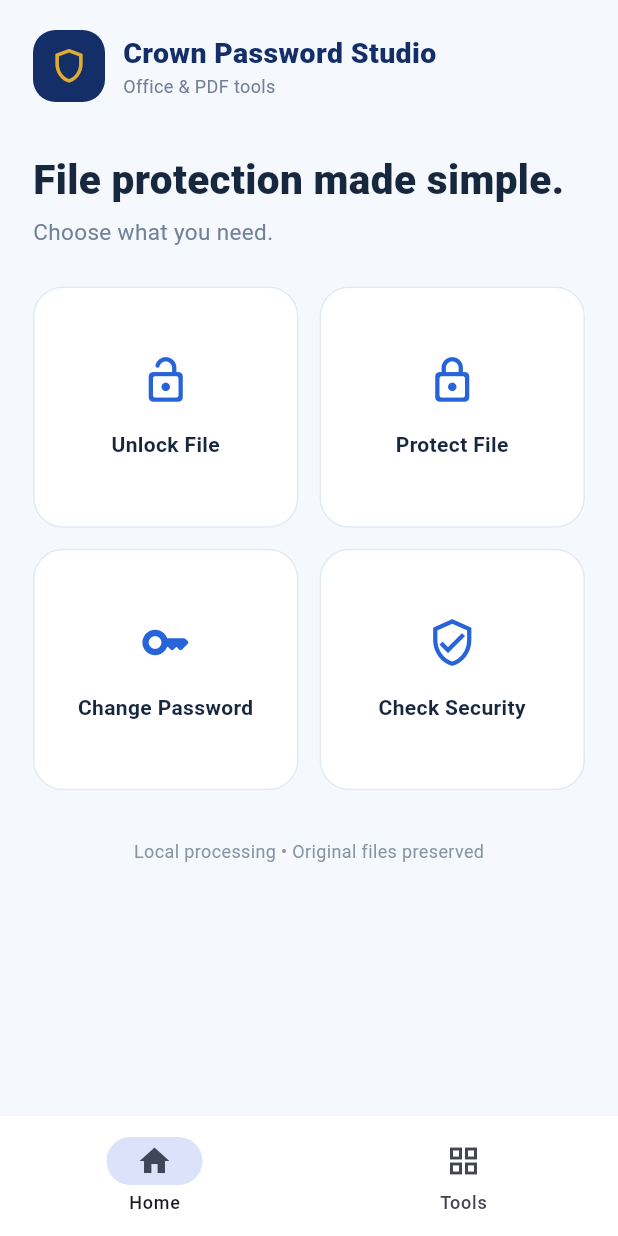
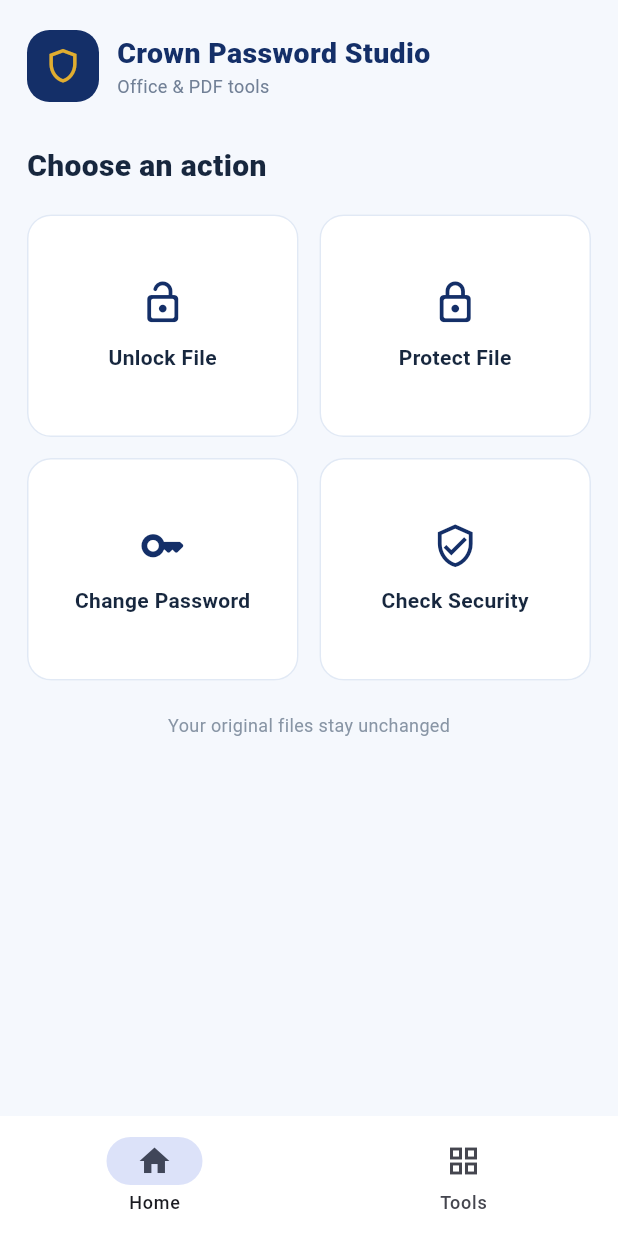
Before and after one commit to benjaminangella/CrownFiles-Password-Remover, a Flutter app: the screen it shows after launch, on a phone screen of 412 x 824 dp. Run offline on Flutter 3.47's test engine with Material 3 defaults, Android fonts, the phone set to English and light mode, and no system bars; missing offline and left inert: pdf_manipulator.

Commit message:
Refine Crown Password Studio layout: compact cards, file tabs, embedded web mode

```diff
--- a/lib/main.dart
+++ b/lib/main.dart
@@ -1,4 +1,5 @@
 import 'package:file_picker/file_picker.dart';
+import 'package:flutter/foundation.dart' show kIsWeb;
 import 'office_security.dart';
 import 'package:flutter/material.dart';
 import 'package:pdf_manipulator/pdf_manipulator.dart';
@@ -67,6 +68,7 @@ class _HomeScreenState extends State<HomeScreen> {
   @override
   Widget build(BuildContext context) {
     final large = MediaQuery.sizeOf(context).width > 800;
+    final embedded = kIsWeb && Uri.base.path.contains('/engine/');
     return Scaffold(
       bottomNavigationBar: large
           ? null
@@ -82,11 +84,11 @@ class _HomeScreenState extends State<HomeScreen> {
       body: SafeArea(
         child: Center(
           child: ConstrainedBox(
-            constraints: const BoxConstraints(maxWidth: 950),
+            constraints: const BoxConstraints(maxWidth: 830),
             child: ListView(
-              padding: EdgeInsets.symmetric(horizontal: large ? 44 : 22, vertical: 20),
+              padding: EdgeInsets.symmetric(horizontal: large ? 28 : 18, vertical: embedded ? 12 : 20),
               children: [
-                Row(children: [
+                if (!embedded) Row(children: [
                   Container(
                     width: 48, height: 48,
                     decoration: BoxDecoration(color: navy, borderRadius: BorderRadius.circular(15)),
@@ -100,17 +102,23 @@ class _HomeScreenState extends State<HomeScreen> {
                     ]),
                   ),
                 ]),
-                const SizedBox(height: 36),
-                if (tab == 0 || large) ...[
-                  const Text('File protection made simple.', style: TextStyle(color: ink, fontSize: 27, height: 1.16, fontWeight: FontWeight.w800)),
-                  const SizedBox(height: 9),
-                  const Text('Choose what you need.', style: TextStyle(color: Color(0xFF728098), fontSize: 15)),
-                  const SizedBox(height: 26),
+                SizedBox(height: embedded ? 12 : 28),
+                if (large) ...[
+                  Row(children: [
+                    _WorkspaceTab(label: 'Actions', selected: tab == 0, onTap: () => setState(() => tab = 0)),
+                    const SizedBox(width: 9),
+                    _WorkspaceTab(label: 'File formats', selected: tab == 1, onTap: () => setState(() => tab = 1)),
+                  ]),
+                  const SizedBox(height: 21),
+                ],
+                if (tab == 0) ...[
+                  const Text('Choose an action', style: TextStyle(color: ink, fontSize: 20, fontWeight: FontWeight.w800)),
+                  const SizedBox(height: 18),
                   LayoutBuilder(builder: (context, constraints) {
                     final columns = constraints.maxWidth > 600 ? 4 : 2;
                     return GridView.count(
                       crossAxisCount: columns,
-                      childAspectRatio: 1.10,
+                      childAspectRatio: columns == 4 ? 1.55 : 1.22,
                       crossAxisSpacing: 14,
                       mainAxisSpacing: 14,
                       shrinkWrap: true,
@@ -124,17 +132,17 @@ class _HomeScreenState extends State<HomeScreen> {
                     );
                   }),
                 ],
-                if (tab == 1 || large) ...[
-                  const SizedBox(height: 34),
-                  const Text('File tools', style: TextStyle(color: ink, fontSize: 21, fontWeight: FontWeight.w800)),
+                if (tab == 1) ...[
+                  const SizedBox(height: 8),
+                  const Text('Choose a file type', style: TextStyle(color: ink, fontSize: 20, fontWeight: FontWeight.w800)),
                   const SizedBox(height: 16),
                   _FormatTile(title: 'PDF Security', detail: 'Protect, unlock, change', symbol: 'PDF', color: const Color(0xFFD6424E), onTap: () => open(FileAction.protect)),
                   _FormatTile(title: 'Excel Tools', detail: 'Inspect & edit workbook locks', symbol: 'X', color: const Color(0xFF168B59), onTap: () => open(FileAction.inspect)),
                   _FormatTile(title: 'Word Tools', detail: 'Inspect & edit document locks', symbol: 'W', color: const Color(0xFF3466CD), onTap: () => open(FileAction.inspect)),
                   _FormatTile(title: 'PowerPoint Tools', detail: 'Inspect presentation security', symbol: 'P', color: const Color(0xFFE37739), onTap: () => open(FileAction.inspect)),
                 ],
-                const SizedBox(height: 32),
-                const Center(child: Text('Local processing • Original files preserved', style: TextStyle(color: Color(0xFF8895A5), fontSize: 12))),
+                const SizedBox(height: 21),
+                const Center(child: Text('Your original files stay unchanged', style: TextStyle(color: Color(0xFF8895A5), fontSize: 12))),
               ],
             ),
           ),
@@ -145,6 +153,26 @@ class _HomeScreenState extends State<HomeScreen> {
 
 }
 
+class _WorkspaceTab extends StatelessWidget {
+  const _WorkspaceTab({required this.label, required this.selected, required this.onTap});
+  final String label;
+  final bool selected;
+  final VoidCallback onTap;
+
+  @override
+  Widget build(BuildContext context) => OutlinedButton(
+    onPressed: onTap,
+    style: OutlinedButton.styleFrom(
+      backgroundColor: selected ? navy : Colors.white,
+      foregroundColor: selected ? Colors.white : navy,
+      side: BorderSide(color: selected ? navy : const Color(0xFFE1E9F5)),
+      shape: RoundedRectangleBorder(borderRadius: BorderRadius.circular(10)),
+      padding: const EdgeInsets.symmetric(horizontal: 19, vertical: 13),
+    ),
+    child: Text(label, style: const TextStyle(fontSize: 13, fontWeight: FontWeight.w700)),
+  );
+}
+
 class _ActionTile extends StatelessWidget {
   const _ActionTile({required this.action, required this.onTap});
   final FileAction action;
@@ -153,19 +181,19 @@ class _ActionTile extends StatelessWidget {
   @override
   Widget build(BuildContext context) => Material(
         color: Colors.white,
-        borderRadius: BorderRadius.circular(20),
+        borderRadius: BorderRadius.circular(16),
         child: InkWell(
           onTap: onTap,
-          borderRadius: BorderRadius.circular(20),
+          borderRadius: BorderRadius.circular(16),
           child: Container(
             decoration: BoxDecoration(
               border: Border.all(color: const Color(0xFFE1E9F5)),
-              borderRadius: BorderRadius.circular(20),
+              borderRadius: BorderRadius.circular(16),
             ),
             padding: const EdgeInsets.all(15),
             child: Column(mainAxisAlignment: MainAxisAlignment.center, children: [
-              Icon(action.icon, color: royal, size: 34),
-              const SizedBox(height: 16),
+              Icon(action.icon, color: navy, size: 31),
+              const SizedBox(height: 11),
               Text(action.label, textAlign: TextAlign.center,
                   style: const TextStyle(color: ink, fontWeight: FontWeight.w700, fontSize: 14)),
             ]),
```
